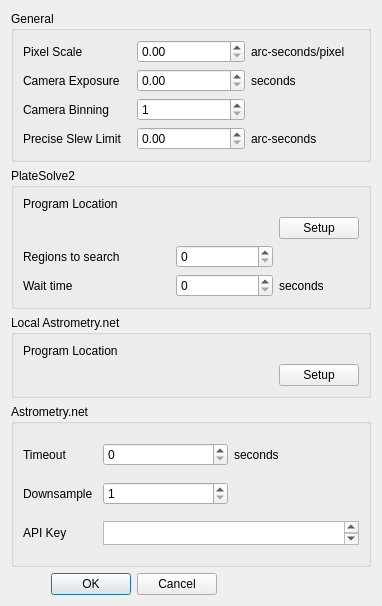
Before: the Qt Designer form resources/uic/pyastrometry_settings.ui in PythonAstroimagingSuite/pyastrometry, drawn with Qt 5.
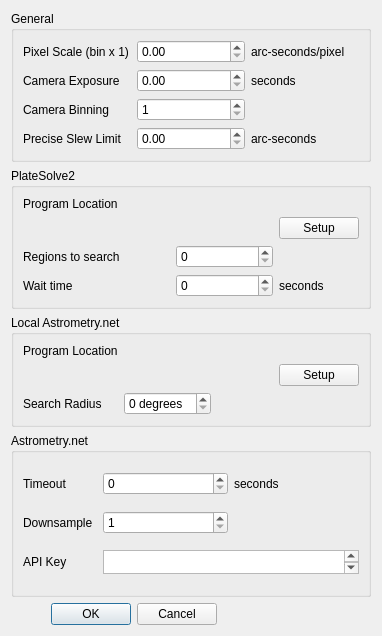
After: the same form once the commit is applied.

Commit message: Fixes for astrometry.net local solving. - Detect revision of solve-field and use --no-fits2fits as appropriate. - Report pixel scale and binning in report form. - Adapted PlateSolve2 and server astrometry.net methods to new method.

The edit to the form file:
```diff
--- a/resources/uic/pyastrometry_settings.ui
+++ b/resources/uic/pyastrometry_settings.ui
@@ -7,7 +7,7 @@
     <x>0</x>
     <y>0</y>
     <width>382</width>
-    <height>606</height>
+    <height>636</height>
    </rect>
   </property>
   <property name="windowTitle">
@@ -33,7 +33,7 @@
       <item row="0" column="0">
        <widget class="QLabel" name="label_8">
         <property name="text">
-         <string>Pixel Scale</string>
+         <string>Pixel Scale (bin x 1)</string>
         </property>
        </widget>
       </item>
@@ -183,6 +183,23 @@
         </property>
        </widget>
       </item>
+      <item row="2" column="0">
+       <widget class="QLabel" name="label_17">
+        <property name="text">
+         <string>Search Radius</string>
+        </property>
+       </widget>
+      </item>
+      <item row="2" column="1">
+       <widget class="QSpinBox" name="setup_astrometrynetlocal_search_rad_deg">
+        <property name="suffix">
+         <string> degrees</string>
+        </property>
+        <property name="maximum">
+         <number>25</number>
+        </property>
+       </widget>
+      </item>
      </layout>
     </widget>
    </item>
```
The commit also changes 7 other files.
